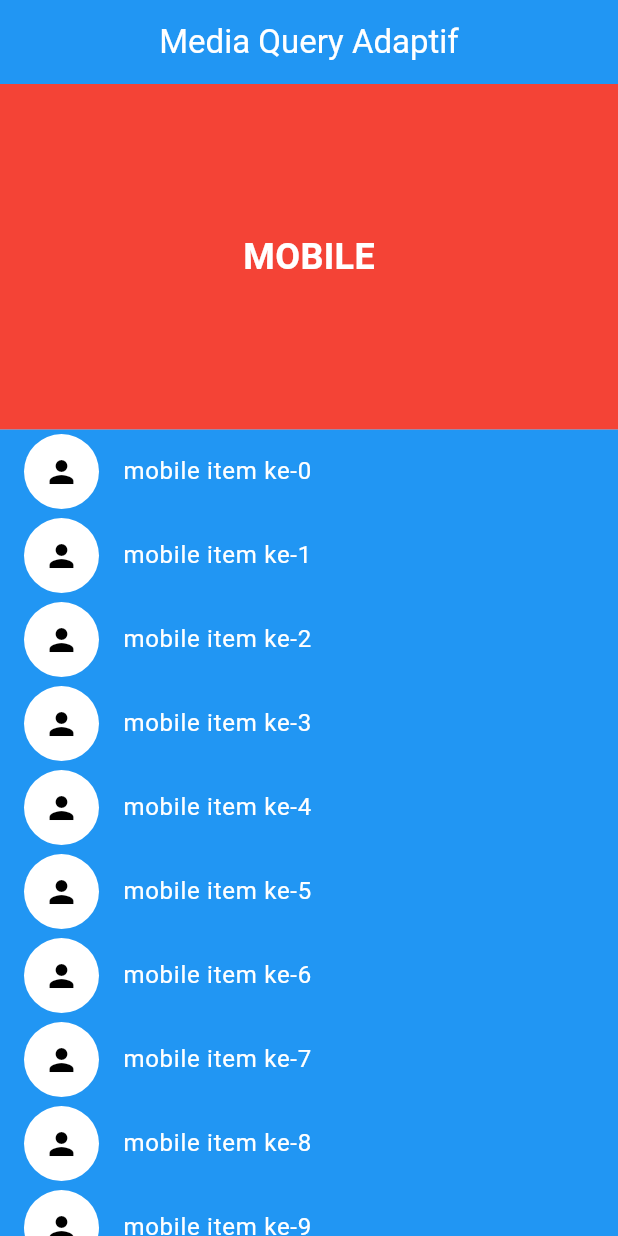
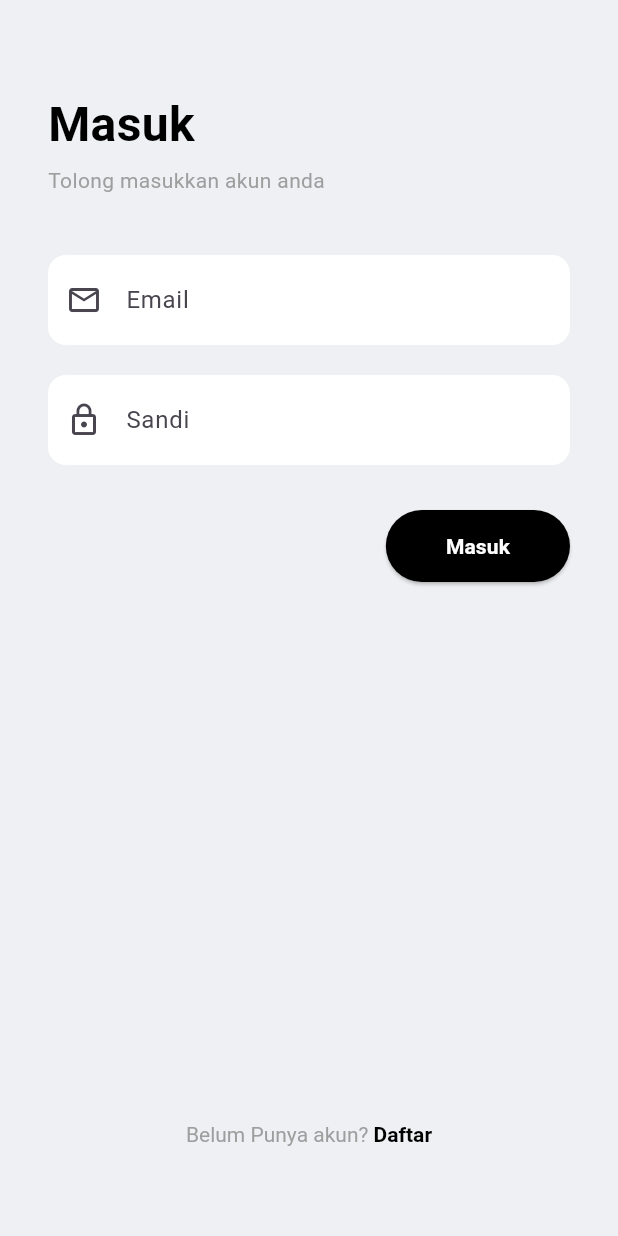
Before and after one commit to HANNN-YOLO/kost, a Flutter app: the screen it shows after launch, on a phone screen of 412 x 824 dp. Run offline on Flutter 3.47's test engine with Material 3 defaults, Android fonts, the light colour scheme and no system bars; our stand-ins replace flutter_dotenv.

Commit message:
login ui

```diff
--- a/lib/main.dart
+++ b/lib/main.dart
@@ -2,6 +2,7 @@ import 'package:flutter/material.dart';
 import 'package:flutter_dotenv/flutter_dotenv.dart';
 
 import 'test.dart';
+import 'screens/auth/Login.dart';
 
 void main() async {
   WidgetsFlutterBinding.ensureInitialized();
@@ -16,8 +17,9 @@ class App extends StatelessWidget {
       debugShowCheckedModeBanner: false,
       routes: {
         "/test": (_) => Test(),
+        "/login": (_) => LoginPage(),
       },
-      initialRoute: "/test",
+      initialRoute: "/login",
     );
   }
 }
--- a/lib/screens/auth/Login.dart
+++ b/lib/screens/auth/Login.dart
@@ -1,15 +1,153 @@
 import 'package:flutter/material.dart';
 
-class MyWidget extends StatefulWidget {
-  const MyWidget({super.key});
+class LoginPage extends StatelessWidget {
+  static const routeName = "/login";
 
   @override
-  State<MyWidget> createState() => _MyWidgetState();
-}
+  Widget build(BuildContext context) {
+    final tinggiLayar = MediaQuery.of(context).size.height;
+    final lebarLayar = MediaQuery.of(context).size.width;
 
-class _MyWidgetState extends State<MyWidget> {
-  @override
-  Widget build(BuildContext context) {
-    return Container();
+    // Tentukan breakpoint
+    String kategori;
+    if (lebarLayar < 600) {
+      kategori = "mobile";
+    } else if (lebarLayar < 1200) {
+      kategori = "tablet";
+    } else {
+      kategori = "desktop";
+    }
+
+    // Proporsi elemen tergantung ukuran layar
+    double paddingHorizontal;
+    double fontUkuranJudul;
+    switch (kategori) {
+      case "mobile":
+        paddingHorizontal = 32;
+        fontUkuranJudul = 32;
+        break;
+      case "tablet":
+        paddingHorizontal = 80;
+        fontUkuranJudul = 40;
+        break;
+      case "desktop":
+        paddingHorizontal = 200;
+        fontUkuranJudul = 48;
+        break;
+      default:
+        paddingHorizontal = 32;
+        fontUkuranJudul = 32;
+    }
+
+    return Scaffold(
+      backgroundColor: const Color(0xFFEFF0F3),
+      body: SingleChildScrollView(
+        child: Container(
+          height: tinggiLayar,
+          width: lebarLayar,
+          padding:
+              EdgeInsets.symmetric(horizontal: paddingHorizontal, vertical: 60),
+          child: Column(
+            crossAxisAlignment: CrossAxisAlignment.start,
+            children: [
+              // Judul
+              Text(
+                "Masuk",
+                style: TextStyle(
+                  fontSize: fontUkuranJudul,
+                  fontWeight: FontWeight.bold,
+                  color: Colors.black,
+                ),
+              ),
+              const SizedBox(height: 4),
+              const Text(
+                "Tolong masukkan akun anda",
+                style: TextStyle(color: Colors.grey, fontSize: 14),
+              ),
+              const SizedBox(height: 40),
+
+              // TextField Email
+              Container(
+                decoration: BoxDecoration(
+                  color: Colors.white,
+                  borderRadius: BorderRadius.circular(12),
+                ),
+                child: const TextField(
+                  decoration: InputDecoration(
+                    hintText: "Email",
+                    prefixIcon: Icon(Icons.email_outlined),
+                    border: InputBorder.none,
+                    contentPadding:
+                        EdgeInsets.symmetric(vertical: 18, horizontal: 10),
+                  ),
+                ),
+              ),
+              const SizedBox(height: 20),
+
+              // TextField Sandi
+              Container(
+                decoration: BoxDecoration(
+                  color: Colors.white,
+                  borderRadius: BorderRadius.circular(12),
+                ),
+                child: const TextField(
+                  obscureText: true,
+                  decoration: InputDecoration(
+                    hintText: "Sandi",
+                    prefixIcon: Icon(Icons.lock_outline),
+                    border: InputBorder.none,
+                    contentPadding:
+                        EdgeInsets.symmetric(vertical: 18, horizontal: 10),
+                  ),
+                ),
+              ),
+              const SizedBox(height: 30),
+
+              // Tombol Masuk
+              Align(
+                alignment: Alignment.centerRight,
+                child: ElevatedButton(
+                  onPressed: () {},
+                  style: ElevatedButton.styleFrom(
+                    backgroundColor: Colors.black,
+                    padding: const EdgeInsets.symmetric(
+                        horizontal: 40, vertical: 14),
+                    shape: RoundedRectangleBorder(
+                      borderRadius: BorderRadius.circular(30),
+                    ),
+                  ),
+                  child: const Text(
+                    "Masuk",
+                    style: TextStyle(
+                        color: Colors.white, fontWeight: FontWeight.bold),
+                  ),
+                ),
+              ),
+
+              const Spacer(),
+
+              // Teks daftar
+              Center(
+                child: RichText(
+                  text: const TextSpan(
+                    text: "Belum Punya akun? ",
+                    style: TextStyle(color: Colors.grey),
+                    children: [
+                      TextSpan(
+                        text: "Daftar",
+                        style: TextStyle(
+                          color: Colors.black,
+                          fontWeight: FontWeight.bold,
+                        ),
+                      )
+                    ],
+                  ),
+                ),
+              ),
+            ],
+          ),
+        ),
+      ),
+    );
   }
 }
```
